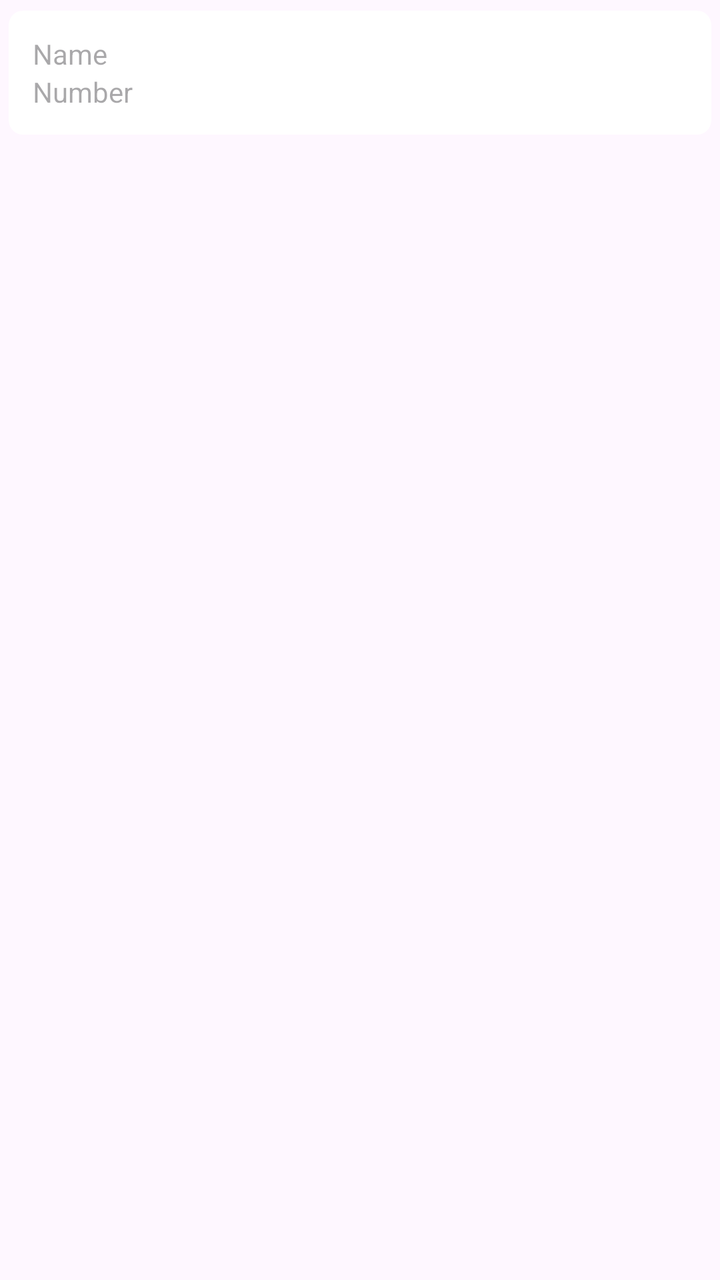
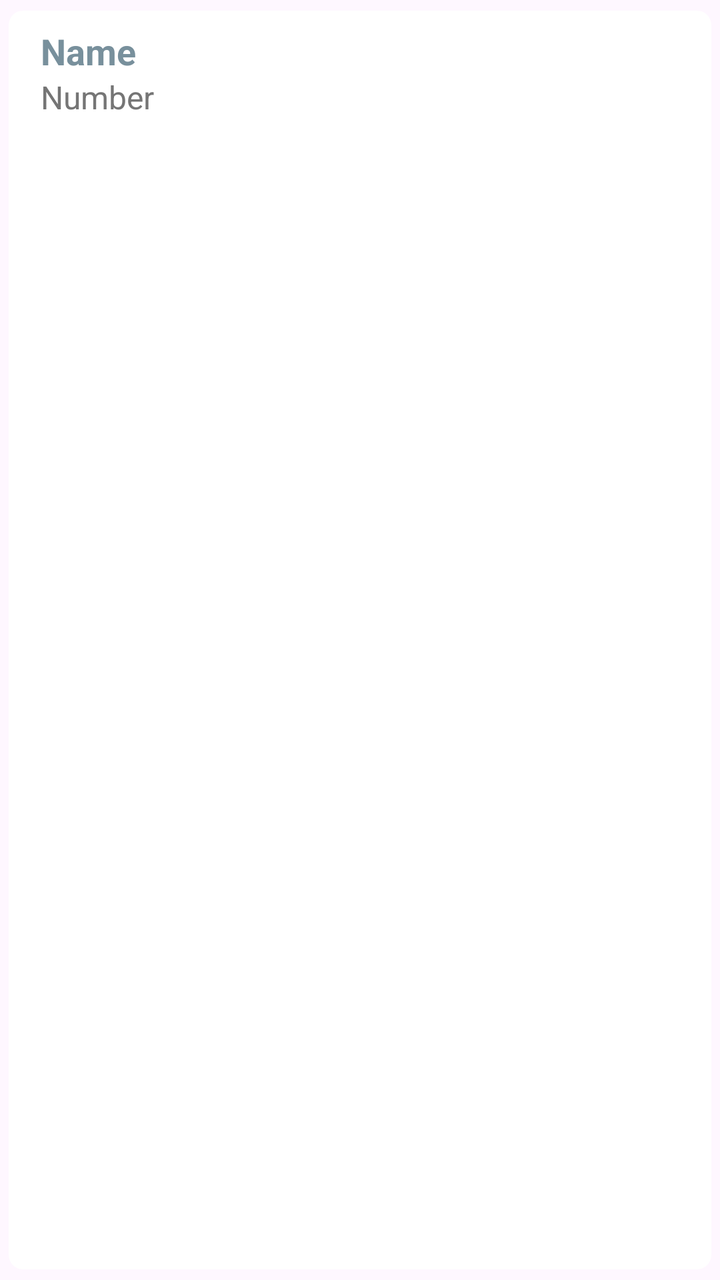

The first picture is an Android layout as it rendered before a commit; the second is the same layout after the commit. The layout source and the unified diff follow.
<!-- AndroidManifest.xml: application theme Theme.Material3.Light.NoActionBar -->
<!-- res/layout/contacts_row.xml -->
<?xml version="1.0" encoding="utf-8"?>
<LinearLayout xmlns:android="http://schemas.android.com/apk/res/android"
    android:layout_width="match_parent"
    xmlns:app="http://schemas.android.com/apk/res-auto"
    android:layout_gravity="center"
    android:layout_height="match_parent">
    <androidx.cardview.widget.CardView
        android:layout_width="match_parent"
        android:layout_height="wrap_content"
        app:cardCornerRadius="7dp"
        app:cardElevation="0dp"
        app:cardUseCompatPadding="true">
        <LinearLayout
            android:layout_width="match_parent"
            android:layout_height="wrap_content"
            android:padding="0dp"
            android:layout_margin="12dp"
            android:orientation="vertical"
            android:layout_gravity="center_vertical"
            android:id="@+id/row">
            <TextView
                    android:layout_width="match_parent"
                    android:layout_height="wrap_content"
                    android:id="@+id/txtContact"
                    android:hint="@string/name"
                    android:textColor="@color/black"
                    android:autofillHints="contact" />
                <TextView
                    android:layout_width="match_parent"
                    android:layout_height="wrap_content"
                    android:textColor="@color/black"
                    android:id="@+id/txtNumber"
                    android:hint="@string/number" />
        </LinearLayout>
    </androidx.cardview.widget.CardView>


</LinearLayout>
<!-- resources referenced by this layout -->
<resources>
  <color name="black">#000</color>
  <string name="name">Name</string>
  <string name="number">Number</string>
</resources>

<!-- the commit's change to res/layout/contacts_row.xml (unified diff, before → after) -->
@@ -1,38 +1,41 @@
 <?xml version="1.0" encoding="utf-8"?>
-<LinearLayout xmlns:android="http://schemas.android.com/apk/res/android"
+<androidx.cardview.widget.CardView
+    xmlns:android="http://schemas.android.com/apk/res/android"
+    xmlns:app="http://schemas.android.com/apk/res-auto"
     android:layout_width="match_parent"
-    xmlns:app="http://schemas.android.com/apk/res-auto"
-    android:layout_gravity="center"
-    android:layout_height="match_parent">
-    <androidx.cardview.widget.CardView
+    android:layout_height="wrap_content"
+    app:cardCornerRadius="7dp"
+    app:cardElevation="0dp"
+    app:cardUseCompatPadding="true">
+
+    <LinearLayout
+        android:id="@+id/row"
         android:layout_width="match_parent"
         android:layout_height="wrap_content"
-        app:cardCornerRadius="7dp"
-        app:cardElevation="0dp"
-        app:cardUseCompatPadding="true">
-        <LinearLayout
+        android:paddingStart="16dp"
+        android:paddingEnd="16dp"
+        android:paddingTop="8dp"
+        android:paddingBottom="8dp"
+        android:orientation="vertical">
+
+        <TextView
+            android:id="@+id/txtContact"
             android:layout_width="match_parent"
             android:layout_height="wrap_content"
-            android:padding="0dp"
-            android:layout_margin="12dp"
-            android:orientation="vertical"
-            android:layout_gravity="center_vertical"
-            android:id="@+id/row">
-            <TextView
-                    android:layout_width="match_parent"
-                    android:layout_height="wrap_content"
-                    android:id="@+id/txtContact"
-                    android:hint="@string/name"
-                    android:textColor="@color/black"
-                    android:autofillHints="contact" />
-                <TextView
-                    android:layout_width="match_parent"
-                    android:layout_height="wrap_content"
-                    android:textColor="@color/black"
-                    android:id="@+id/txtNumber"
-                    android:hint="@string/number" />
-        </LinearLayout>
-    </androidx.cardview.widget.CardView>
+            android:hint="@string/name"
+            android:textColor="@color/black"
+            android:textColorHint="#78909C"
+            android:textSize="18sp"
+            android:textStyle="bold" />
 
+        <TextView
+            android:id="@+id/txtNumber"
+            android:layout_width="match_parent"
+            android:layout_height="wrap_content"
+            android:hint="@string/number"
+            android:textColor="@color/black"
+            android:textColorHint="#757575"
+            android:textSize="16sp" />
+    </LinearLayout>
 
-</LinearLayout>
+</androidx.cardview.widget.CardView>
